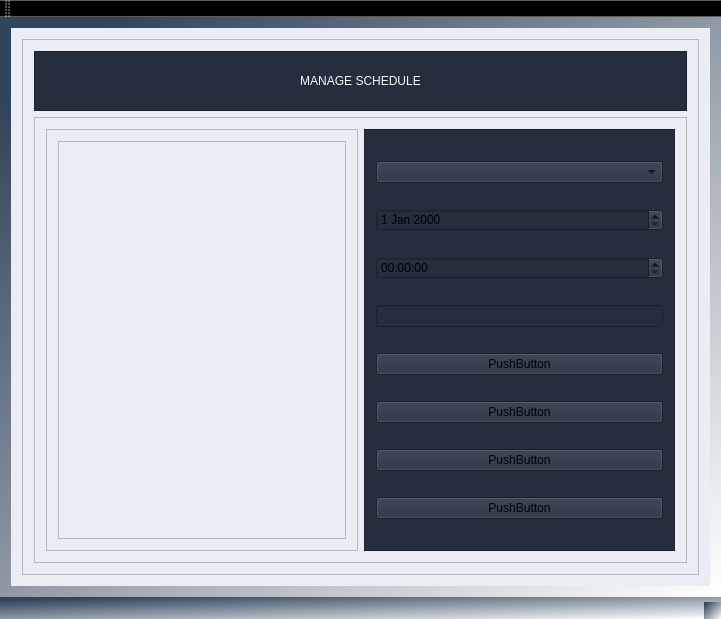
ZuzannaZawartka/movie-ticket-management-system, file MovieTicketManagementSystem/MainWindow.ui: the form before one commit.
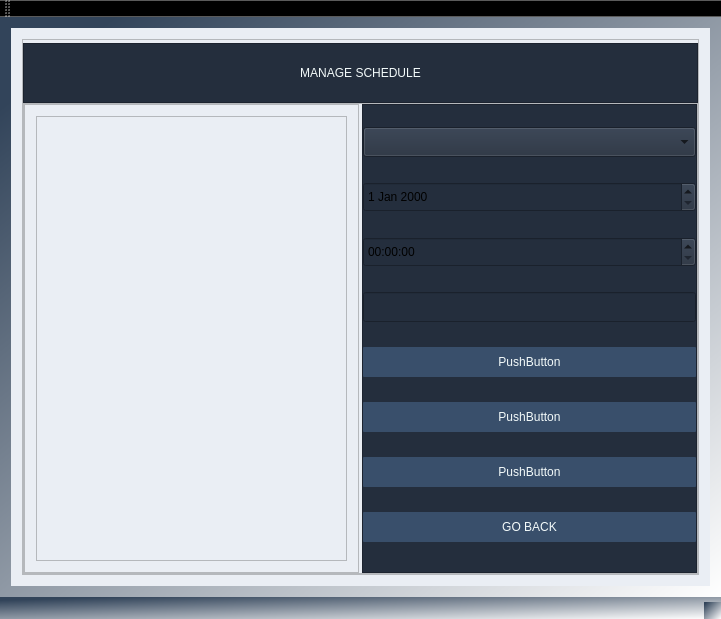
The form after the commit.

Diff of the .ui file:
```diff
--- a/MovieTicketManagementSystem/MainWindow.ui
+++ b/MovieTicketManagementSystem/MainWindow.ui
@@ -720,6 +720,21 @@
            <enum>QFrame::Shadow::Raised</enum>
           </property>
           <layout class="QVBoxLayout" name="verticalLayout_19">
+           <property name="spacing">
+            <number>0</number>
+           </property>
+           <property name="leftMargin">
+            <number>0</number>
+           </property>
+           <property name="topMargin">
+            <number>3</number>
+           </property>
+           <property name="rightMargin">
+            <number>0</number>
+           </property>
+           <property name="bottomMargin">
+            <number>0</number>
+           </property>
            <item>
             <widget class="QFrame" name="frame_3">
              <property name="minimumSize">
@@ -768,6 +783,21 @@
               <enum>QFrame::Shadow::Raised</enum>
              </property>
              <layout class="QHBoxLayout" name="horizontalLayout_5">
+              <property name="spacing">
+               <number>3</number>
+              </property>
+              <property name="leftMargin">
+               <number>0</number>
+              </property>
+              <property name="topMargin">
+               <number>0</number>
+              </property>
+              <property name="rightMargin">
+               <number>0</number>
+              </property>
+              <property name="bottomMargin">
+               <number>0</number>
+              </property>
               <item>
                <widget class="QFrame" name="frame_4">
                 <property name="sizePolicy">
@@ -806,20 +836,75 @@
                  <enum>QFrame::Shadow::Raised</enum>
                 </property>
                 <layout class="QVBoxLayout" name="verticalLayout_20">
+                 <property name="spacing">
+                  <number>3</number>
+                 </property>
+                 <property name="leftMargin">
+                  <number>0</number>
+                 </property>
+                 <property name="topMargin">
+                  <number>0</number>
+                 </property>
+                 <property name="rightMargin">
+                  <number>0</number>
+                 </property>
+                 <property name="bottomMargin">
+                  <number>0</number>
+                 </property>
                  <item>
-                  <widget class="QComboBox" name="movieChoose"/>
+                  <widget class="QComboBox" name="movieChoose">
+                   <property name="maximumSize">
+                    <size>
+                     <width>16777215</width>
+                     <height>30</height>
+                    </size>
+                   </property>
+                  </widget>
                  </item>
                  <item>
-                  <widget class="QDateEdit" name="dateChoose"/>
+                  <widget class="QDateEdit" name="dateChoose">
+                   <property name="maximumSize">
+                    <size>
+                     <width>16777215</width>
+                     <height>30</height>
+                    </size>
+                   </property>
+                  </widget>
                  </item>
                  <item>
-                  <widget class="QTimeEdit" name="timeChoose"/>
+                  <widget class="QTimeEdit" name="timeChoose">
+                   <property name="maximumSize">
+                    <size>
+                     <width>16777215</width>
+                     <height>30</height>
+                    </size>
+                   </property>
+                  </widget>
                  </item>
                  <item>
-                  <widget class="QLineEdit" name="durationChoose"/>
+                  <widget class="QLineEdit" name="durationChoose">
+                   <property name="maximumSize">
+                    <size>
+                     <width>16777215</width>
+                     <height>30</height>
+                    </size>
+                   </property>
+                  </widget>
                  </item>
                  <item>
                   <widget class="QPushButton" name="saveScheduleButton">
+                   <property name="maximumSize">
+                    <size>
+                     <width>16777215</width>
+                     <height>30</height>
+                    </size>
+                   </property>
+                   <property name="styleSheet">
+                    <string notr="true">color: rgb(243, 250, 250);
+font: 10pt &quot;Franklin Gothic Demi&quot;;
+border-radius: 1px;
+background-color: rgb(57, 79, 107);</string>
+                   </property>
                    <property name="text">
                     <string>PushButton</string>
                    </property>
@@ -827,6 +912,18 @@
                  </item>
                  <item>
                   <widget class="QPushButton" name="addScheduleButton">
+                   <property name="maximumSize">
+                    <size>
+                     <width>16777215</width>
+                     <height>30</height>
+                    </size>
+                   </property>
+                   <property name="styleSheet">
+                    <string notr="true">color: rgb(243, 250, 250);
+font: 10pt &quot;Franklin Gothic Demi&quot;;
+border-radius: 1px;
+background-color: rgb(57, 79, 107);</string>
+                   </property>
                    <property name="text">
                     <string>PushButton</string>
                    </property>
@@ -834,6 +931,18 @@
                  </item>
                  <item>
                   <widget class="QPushButton" name="removeScheduleButton">
+                   <property name="maximumSize">
+                    <size>
+                     <width>16777215</width>
+                     <height>30</height>
+                    </size>
+                   </property>
+                   <property name="styleSheet">
+                    <string notr="true">color: rgb(243, 250, 250);
+font: 10pt &quot;Franklin Gothic Demi&quot;;
+border-radius: 1px;
+background-color: rgb(57, 79, 107);</string>
+                   </property>
                    <property name="text">
                     <string>PushButton</string>
                    </property>
@@ -841,8 +950,20 @@
                  </item>
                  <item>
                   <widget class="QPushButton" name="goBackScheduleButton">
+                   <property name="maximumSize">
+                    <size>
+                     <width>16777215</width>
+                     <height>30</height>
+                    </size>
+                   </property>
+                   <property name="styleSheet">
+                    <string notr="true">color: rgb(243, 250, 250);
+font: 10pt &quot;Franklin Gothic Demi&quot;;
+border-radius: 1px;
+background-color: rgb(57, 79, 107);</string>
+                   </property>
                    <property name="text">
-                    <string>PushButton</string>
+                    <string>GO BACK</string>
                    </property>
                   </widget>
                  </item>
```
Left out of the diff: 51 changed lines with no effect on the pictures.
